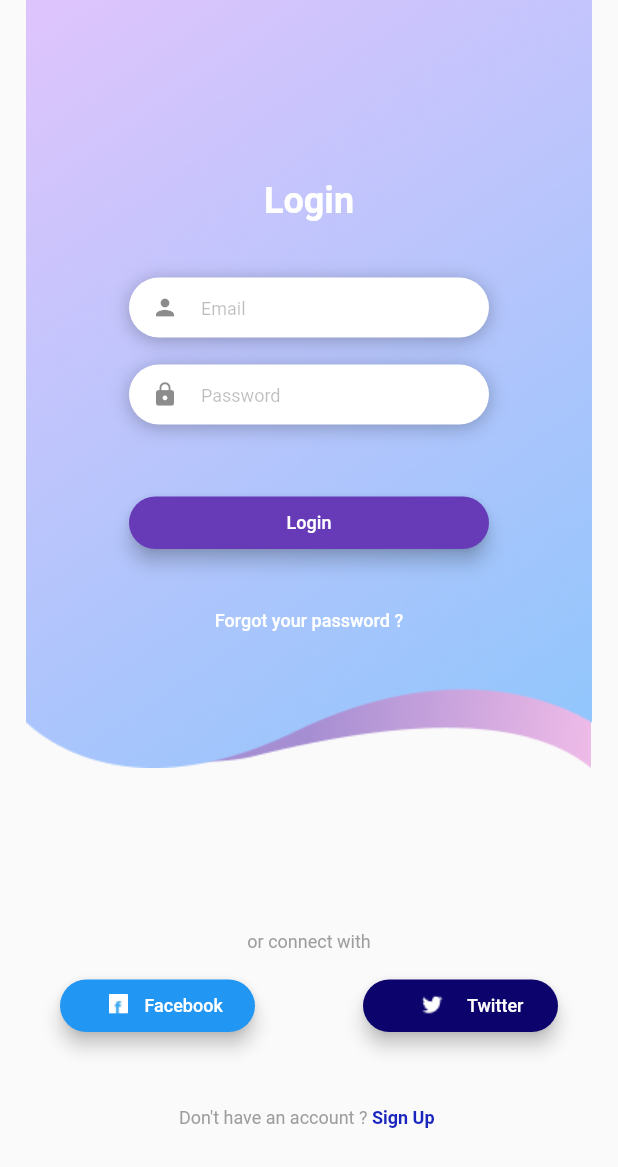
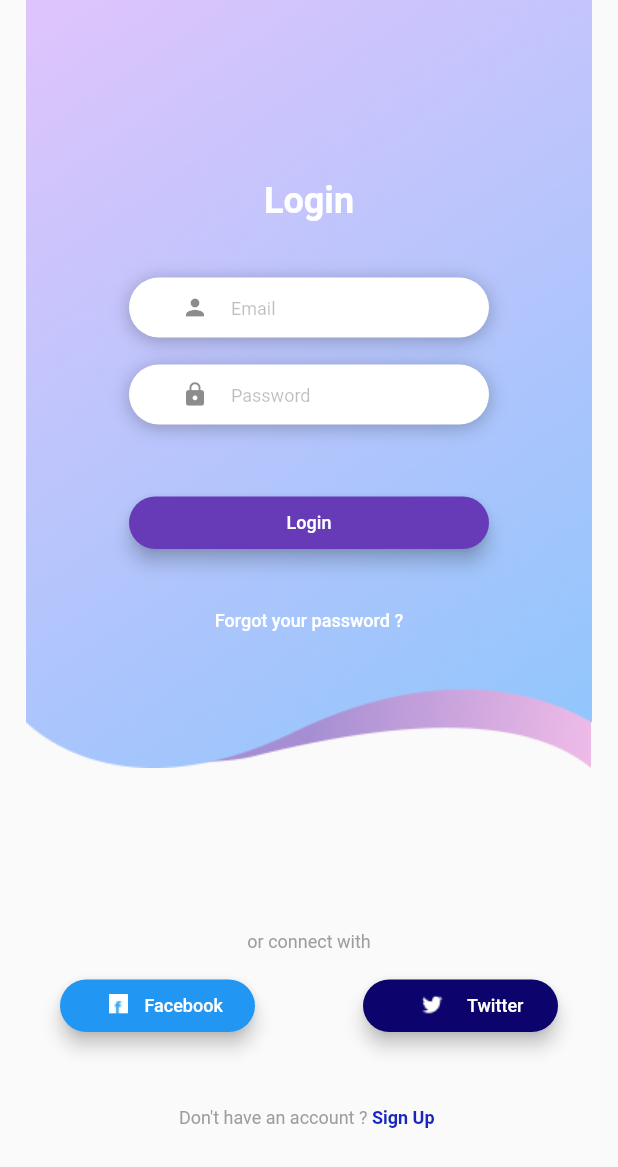
Before and after one commit to quocanh0712/loginpage, a Flutter app: the screen it shows after launch, on a phone screen of 412 x 824 dp. Shown: the top 1167 px of the screen. Run offline on Flutter 3.47's test engine with Material 2 defaults, Android fonts, the phone set to English and light mode, and no system bars; Roboto replaces fonts that are missing (Blinker-SemiBold.ttf); project files that could hold a hidden picture were left out.

Commit message:
added margin for icon in textfield

```diff
--- a/lib/screens/login_screen.dart
+++ b/lib/screens/login_screen.dart
@@ -26,6 +26,8 @@ class _LoginScreenState extends State<LoginScreen> {
               ]),
           height: 40,
           width: 240,
+          child: Container(
+            margin: EdgeInsets.fromLTRB(20, 0, 0, 0),
             child: const TextField(
               keyboardType: TextInputType.emailAddress,
               style: TextStyle(
@@ -40,6 +42,7 @@ class _LoginScreenState extends State<LoginScreen> {
                   prefixIcon: Icon(Icons.person, size: 18),
                   hintText: 'Email',
                   hintStyle: TextStyle(color: Colors.black26)),
+            ),
           ),
         ),
       ],
@@ -61,6 +64,8 @@ class _LoginScreenState extends State<LoginScreen> {
               ]),
           height: 40,
           width: 240,
+          child: Container(
+            margin: EdgeInsets.fromLTRB(20, 0, 0, 0),
             child: const TextField(
               obscureText: true,
               style: TextStyle(
@@ -75,6 +80,7 @@ class _LoginScreenState extends State<LoginScreen> {
                   prefixIcon: Icon(Icons.lock, size: 18),
                   hintText: 'Password',
                   hintStyle: TextStyle(color: Colors.black26)),
+            ),
           ),
         ),
       ],
```
Lines whose indentation alone changed are shown as unchanged.
